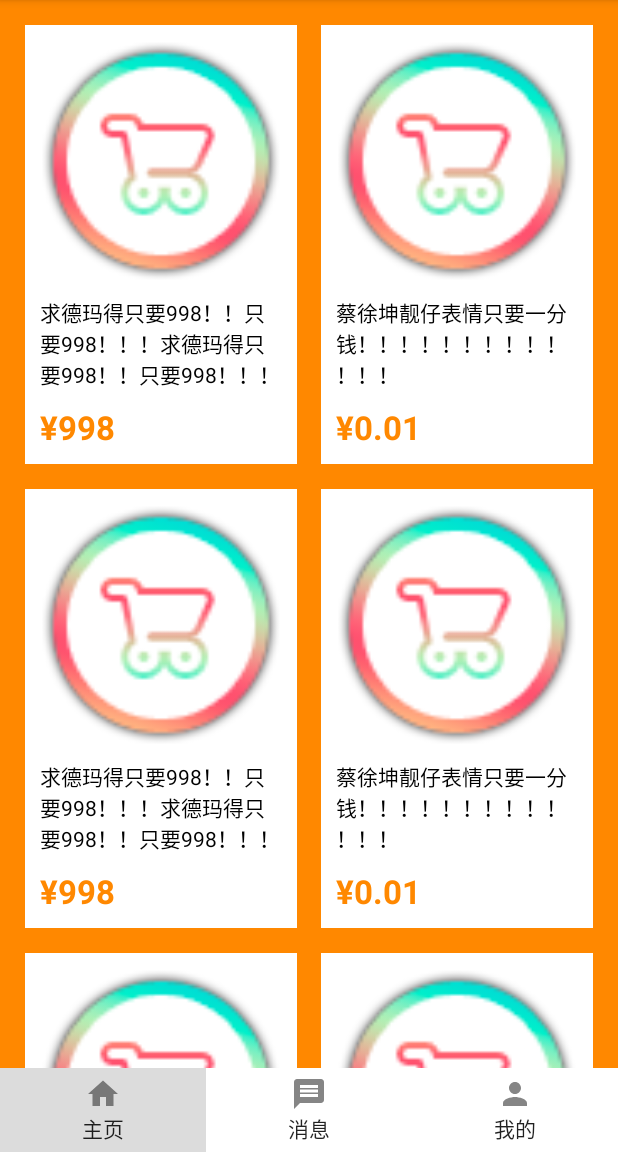
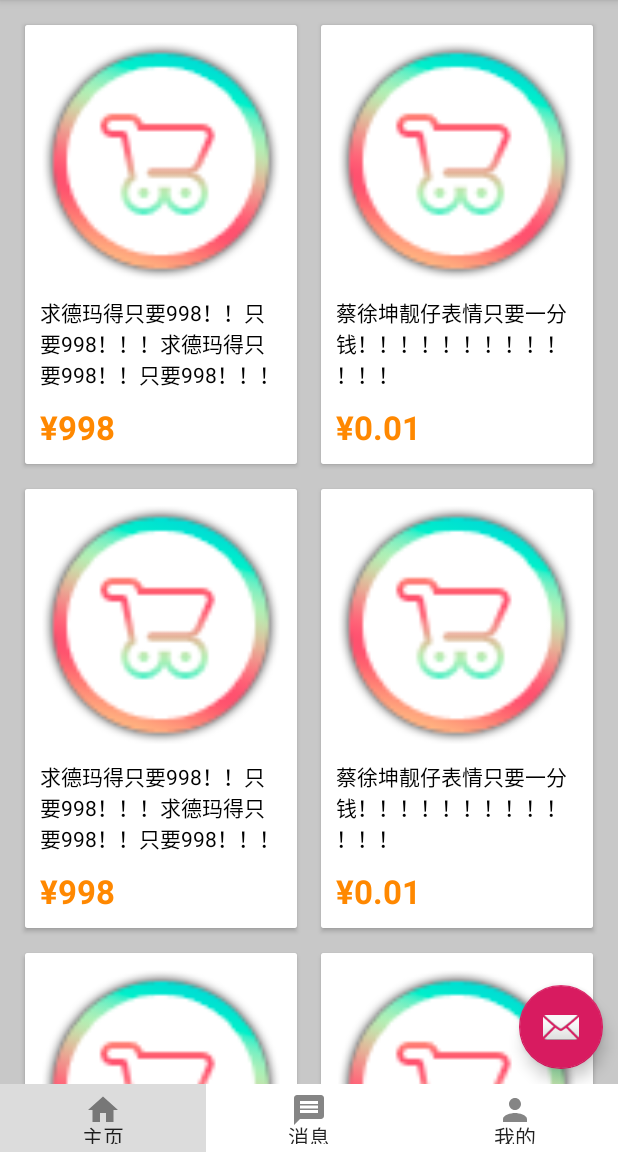
Before and after one commit to DaiWei1224/FleaMarket, an Android app: the screen it shows after launch (MainActivity), on a phone screen of 412 x 824 dp, the part 84-1236 px from its top. Run offline under Robolectric (Android 15) with nearby library versions, the light colour scheme and no system bars.

Commit message:
添加了发布器入口

```diff
--- a/app/build.gradle
+++ b/app/build.gradle
@@ -23,6 +23,8 @@
     implementation fileTree(dir: 'libs', include: ['*.jar'])
     implementation 'androidx.appcompat:appcompat:1.1.0'
     implementation 'androidx.recyclerview:recyclerview:1.1.0'
+    implementation 'androidx.cardview:cardview:1.0.0'
+    implementation 'com.google.android.material:material:1.1.0'
     implementation files('libs/glide-3.6.0.jar')
     testImplementation 'junit:junit:4.12'
     androidTestImplementation 'androidx.test.ext:junit:1.1.1'
--- a/app/src/main/java/com/example/graduationproject/MainActivity.java
+++ b/app/src/main/java/com/example/graduationproject/MainActivity.java
@@ -1,19 +1,20 @@
 package com.example.graduationproject;
+
+import android.graphics.Color;
+import android.os.Bundle;
+import android.view.KeyEvent;
+import android.view.View;
+import android.widget.Button;
+
+import com.example.graduationproject.home.HomeFragment;
+import com.example.graduationproject.message.MsgFragment;
+import com.example.graduationproject.mine.MineFragment;
 
 import androidx.annotation.NonNull;
 import androidx.appcompat.app.AppCompatActivity;
 import androidx.fragment.app.Fragment;
 import androidx.fragment.app.FragmentManager;
 import androidx.fragment.app.FragmentTransaction;
-
-import android.graphics.Color;
-import android.os.Bundle;
-import android.view.View;
-import android.widget.Button;
-
-import com.example.graduationproject.home.HomeFragment;
-import com.example.graduationproject.mine.MineFragment;
-import com.example.graduationproject.message.MsgFragment;
 
 public class MainActivity extends AppCompatActivity implements View.OnClickListener{
 
@@ -98,4 +99,17 @@
         if (fMsg != null) ft.hide(fMsg);
         if (fMine != null) ft.hide(fMine);
     }
+
+    @Override
+    public boolean onKeyDown(int keyCode, KeyEvent event) {
+        if (event.getKeyCode() == KeyEvent.KEYCODE_BACK) {
+            if (isTaskRoot()) {
+                // 程序退到后台但不销毁
+                moveTaskToBack(false);
+                return true;
+            }
+        }
+        return super.onKeyDown(keyCode, event);
+    }
+
 }
--- a/app/src/main/java/com/example/graduationproject/home/CommodityActivity.java
+++ b/app/src/main/java/com/example/graduationproject/home/CommodityActivity.java
@@ -14,8 +14,5 @@
         setContentView(R.layout.commodity_detail);
         Bundle bundle = getIntent().getExtras();
 
-//        SquareImageView imageView = findViewById(R.id.image);
-//        imageView.setImageResource(R.mipmap.ic_launcher);
-
     }
 }
--- a/app/src/main/java/com/example/graduationproject/home/HomeFragment.java
+++ b/app/src/main/java/com/example/graduationproject/home/HomeFragment.java
@@ -9,6 +9,7 @@
 import com.example.graduationproject.home.recyclerview.Commodity;
 import com.example.graduationproject.home.recyclerview.CommodityAdapter;
 import com.example.graduationproject.home.recyclerview.SpaceItemDecoration;
+import com.google.android.material.floatingactionbutton.FloatingActionButton;
 
 import java.util.ArrayList;
 import java.util.List;
@@ -20,6 +21,7 @@
 import androidx.recyclerview.widget.RecyclerView;
 
 public class HomeFragment extends Fragment {
+    private final String TAG = "Homefragment";
     private List<Commodity> mCommodityList = new ArrayList<>();
 
     @Nullable
@@ -35,6 +37,15 @@
         recyclerView.addItemDecoration(new SpaceItemDecoration(25));
         CommodityAdapter adapter = new CommodityAdapter(mCommodityList, recyclerView);
         recyclerView.setAdapter(adapter);
+
+        FloatingActionButton postButton = layout.findViewById(R.id.post_button);
+        postButton.setOnClickListener(new View.OnClickListener() {
+            @Override
+            public void onClick(View view) {
+
+            }
+        });
+
         return layout;
     }
 
--- a/app/src/main/res/layout/activity_main.xml
+++ b/app/src/main/res/layout/activity_main.xml
@@ -10,7 +10,6 @@
         android:layout_width="match_parent"
         android:layout_height="match_parent"
         android:layout_above="@+id/down_menu"
-        android:orientation="horizontal"
         />
 
     <LinearLayout
@@ -25,32 +24,35 @@
         <Button
             android:id="@+id/page_home"
             android:layout_width="match_parent"
-            android:layout_height="wrap_content"
+            android:layout_height="45dp"
             android:layout_weight="1"
             android:background="#DCDCDC"
+            android:padding="5dp"
+            android:drawablePadding="-5dp"
             android:drawableTop="@drawable/button_home"
-            android:padding="5dp"
             android:text="主页" />
 
         <Button
             android:id="@+id/page_msg"
             android:layout_width="match_parent"
-            android:layout_height="match_parent"
+            android:layout_height="45dp"
             android:layout_weight="1"
             android:background="#FFFFFF"
+            android:padding="5dp"
+            android:drawablePadding="-5dp"
             android:drawableTop="@drawable/button_message"
-            android:padding="5dp"
             android:text="消息"
             />
 
         <Button
             android:id="@+id/page_mine"
             android:layout_width="match_parent"
-            android:layout_height="match_parent"
+            android:layout_height="45dp"
             android:layout_weight="1"
             android:background="#FFFFFF"
+            android:padding="5dp"
+            android:drawablePadding="-5dp"
             android:drawableTop="@drawable/button_mine"
-            android:padding="5dp"
             android:text="我的"
             />
 
--- a/app/src/main/res/layout/fragment_home.xml
+++ b/app/src/main/res/layout/fragment_home.xml
@@ -1,5 +1,6 @@
 <?xml version="1.0" encoding="utf-8"?>
-<LinearLayout xmlns:android="http://schemas.android.com/apk/res/android"
+<RelativeLayout xmlns:android="http://schemas.android.com/apk/res/android"
+    xmlns:app="http://schemas.android.com/apk/res-auto"
     android:orientation="vertical"
     android:layout_width="match_parent"
     android:layout_height="match_parent"
@@ -8,8 +9,17 @@
 
     <androidx.recyclerview.widget.RecyclerView
         android:id="@+id/recycler_view"
-        android:background="@android:color/holo_orange_dark"
+        android:background="@color/cardview_shadow_start_color"
         android:layout_width="match_parent"
         android:layout_height="match_parent"/>
 
-</LinearLayout>
+    <com.google.android.material.floatingactionbutton.FloatingActionButton
+        android:layout_width="wrap_content"
+        android:layout_height="wrap_content"
+        android:id="@+id/post_button"
+        android:layout_alignParentRight="true"
+        android:layout_alignParentBottom="true"
+        android:layout_margin="10dp"
+        app:srcCompat="@android:drawable/ic_dialog_email" />
+
+</RelativeLayout>
--- a/app/src/main/res/layout/home_commodity.xml
+++ b/app/src/main/res/layout/home_commodity.xml
@@ -1,5 +1,9 @@
 <?xml version="1.0" encoding="utf-8"?>
-<LinearLayout xmlns:android="http://schemas.android.com/apk/res/android"
+<androidx.cardview.widget.CardView xmlns:android="http://schemas.android.com/apk/res/android"
+    android:layout_width="match_parent"
+    android:layout_height="wrap_content">
+
+    <LinearLayout
         android:orientation="vertical"
         android:background="@android:color/white"
         android:layout_width="match_parent"
@@ -32,3 +36,5 @@
             android:layout_margin="10dp" />
 
     </LinearLayout>
+
+</androidx.cardview.widget.CardView>
--- a/settings.gradle
+++ b/settings.gradle
@@ -1,2 +1,2 @@
 include ':app'
-rootProject.name='GraduationProject'
+rootProject.name='FleaMarket'
```
Lines whose indentation alone changed are shown as unchanged.
